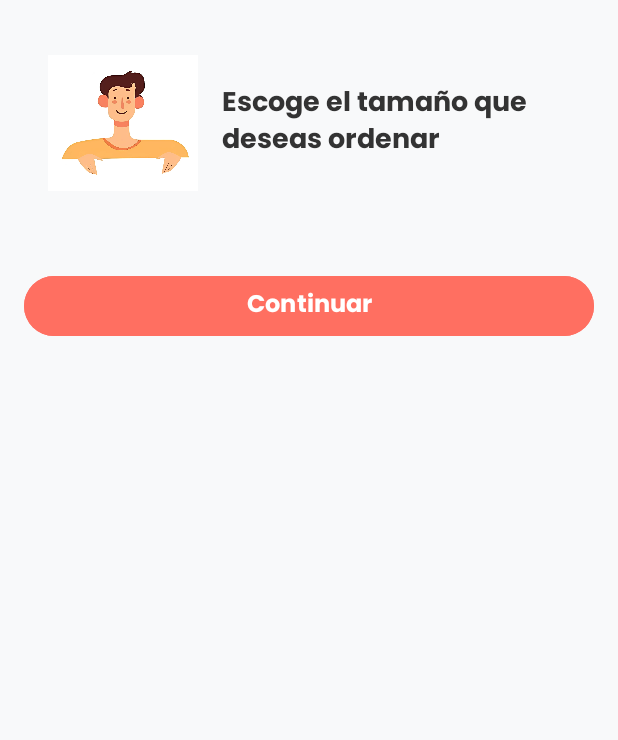
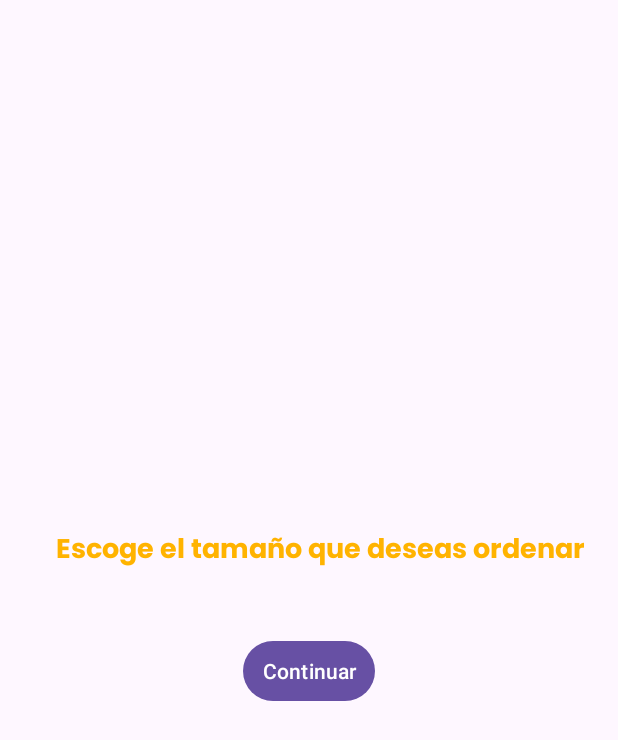
Before and after one commit to MariaGuadalupe08/AppPalomita, an Android app: the screen it shows after launch (MainActivity), on a phone screen of 412 x 824 dp. Shown: the top 740 px of the screen. Run offline under Robolectric (Android 15) with nearby library versions, the phone set to English and light mode, and no system bars.

Commit message:
Se agrega diseño a la pantalla del menú

```diff
--- a/app/build.gradle
+++ b/app/build.gradle
@@ -41,4 +41,6 @@ dependencies {
     implementation 'com.squareup.okhttp3:okhttp:4.9.3'
 
     implementation 'com.squareup.picasso:picasso:2.71828'
+
+    implementation 'com.github.bumptech.glide:glide:4.13.2'
 }
--- /dev/null
+++ b/app/src/main/res/drawable/rounded_button.xml
@@ -0,0 +1,6 @@
+<?xml version="1.0" encoding="utf-8"?>
+<shape xmlns:android="http://schemas.android.com/apk/res/android"
+    android:shape="rectangle">
+    <solid android:color="#FFB300" />
+    <corners android:radius="16dp" />
+</shape>
--- a/app/src/main/res/layout/activity_main.xml
+++ b/app/src/main/res/layout/activity_main.xml
@@ -1,27 +1,10 @@
-<ScrollView xmlns:android="http://schemas.android.com/apk/res/android"
+<?xml version="1.0" encoding="utf-8"?>
+<LinearLayout xmlns:android="http://schemas.android.com/apk/res/android"
     android:layout_width="match_parent"
     android:layout_height="match_parent"
-    android:background="@color/background_color">
-
-    <LinearLayout
-        android:layout_width="match_parent"
-        android:layout_height="wrap_content"
     android:orientation="vertical"
-        android:padding="16dp">
-
-        <!-- Encabezado con ilustración -->
-        <LinearLayout
-            android:layout_width="match_parent"
-            android:layout_height="wrap_content"
-            android:orientation="horizontal"
-            android:gravity="center_vertical"
-            android:padding="16dp">
-
-            <ImageView
-                android:layout_width="100dp"
-                android:layout_height="100dp"
-                android:contentDescription="Ilustración de personaje"
-                android:src="@drawable/personaje" />
+    android:padding="16dp"
+    android:gravity="center">
 
     <TextView
         android:layout_width="wrap_content"
@@ -29,29 +12,26 @@
         android:text="Escoge el tamaño que deseas ordenar"
         android:textSize="18sp"
         android:paddingStart="16dp"
-                android:textColor="@color/primary_text"
+        android:textColor="@color/primary"
         android:fontFamily="@font/poppins_bold" />
-        </LinearLayout>
 
-        <!-- Contenedor para opciones dinámicas generadas desde la API -->
     <LinearLayout
+        android:id="@+id/radioGroupContainer"
         android:layout_width="match_parent"
         android:layout_height="wrap_content"
         android:orientation="vertical"
-            android:padding="8dp"
-            android:id="@+id/radioGroupContainer">
+        android:gravity="center"
+        android:layout_marginTop="20dp">
     </LinearLayout>
 
-        <!-- Botón de continuar -->
+    <!-- Botón para continuar -->
     <Button
         android:id="@+id/continuarButton"
-            android:layout_width="match_parent"
+        android:layout_width="wrap_content"
         android:layout_height="wrap_content"
-            android:layout_marginTop="16dp"
-            android:backgroundTint="@color/primary_color"
         android:text="Continuar"
-            android:textColor="@color/white"
-            android:fontFamily="@font/poppins_bold"
-            android:textSize="16sp" />
+        android:layout_marginTop="20dp"
+        android:gravity="center"
+        android:padding="10dp" />
+
 </LinearLayout>
-</ScrollView>
```
Also changed, not shown: app/src/main/java/com/example/palomitera/DetallesActivity.java (+16 -7 lines), app/src/main/java/com/example/palomitera/MainActivity.java (+22 -1 lines), app/src/main/java/com/example/palomitera/ProcesandoActivity.java (+3 -4 lines), app/src/main/res/drawable/bg_option.xml (deleted, +0 -13 lines), app/src/main/res/layout/activity_detalles.xml (+21 -16 lines), app/src/main/res/layout/activity_procesando.xml (+13 -11 lines), app/src/main/res/values/colors.xml (+15 -17 lines), app/src/main/res/drawable/popsgrand.png (added), app/src/main/res/font/poppins_medium.ttf (added), 4 other files. Lines whose indentation alone changed are shown as unchanged.
